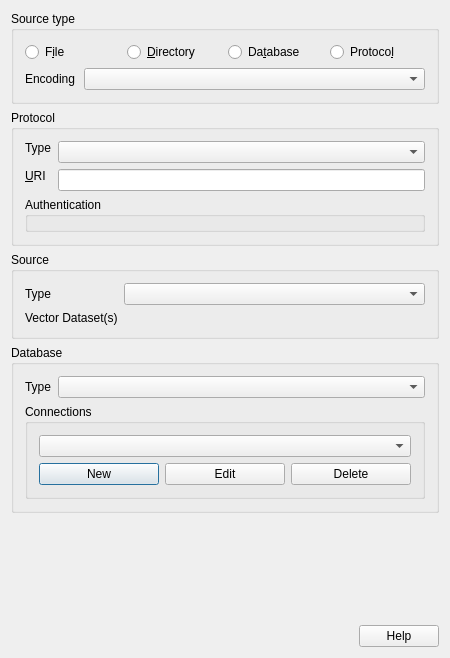
First picture: the form in src/ui/qgsogrsourceselectbase.ui, repository carsmie/QGIS, before the edit.
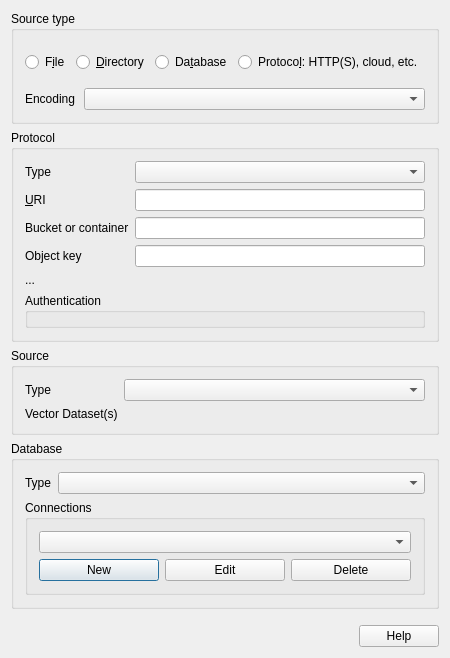
Second picture: the form after the edit. Icons and pictures are not drawn. Custom widgets are drawn as their Qt base class.

Commit message: [FEATURE][ogr/gdal] Add UI to expose HTTP(S) and cloud datasets

What changed in the file:
```diff
--- a/src/ui/qgsogrsourceselectbase.ui
+++ b/src/ui/qgsogrsourceselectbase.ui
@@ -65,10 +65,23 @@
         <item>
          <widget class="QRadioButton" name="radioSrcProtocol">
           <property name="text">
-           <string>Protoco&amp;l</string>
+           <string>Protoco&amp;l: HTTP(S), cloud, etc.</string>
           </property>
          </widget>
         </item>
+        <item>
+         <spacer name="horizontalSpacer">
+          <property name="orientation">
+           <enum>Qt::Horizontal</enum>
+          </property>
+          <property name="sizeHint" stdset="0">
+           <size>
+            <width>20</width>
+            <height>40</height>
+           </size>
+          </property>
+         </spacer>
+        </item>
        </layout>
       </item>
       <item>
@@ -113,22 +126,9 @@
       <string>Protocol</string>
      </property>
      <layout class="QGridLayout" name="gridLayout_2">
-      <item row="1" column="0" rowspan="2">
-       <widget class="QLabel" name="label">
-        <property name="text">
-         <string>&amp;URI</string>
-        </property>
-        <property name="buddy">
-         <cstring>protocolURI</cstring>
-        </property>
-       </widget>
-      </item>
-      <item row="0" column="1" rowspan="2">
+      <item row="0" column="1">
        <widget class="QComboBox" name="cmbProtocolTypes"/>
       </item>
-      <item row="2" column="1">
-       <widget class="QLineEdit" name="protocolURI"/>
-      </item>
       <item row="0" column="0">
        <widget class="QLabel" name="label_2">
         <property name="text">
@@ -136,7 +136,59 @@
         </property>
        </widget>
       </item>
-      <item row="3" column="0" colspan="2">
+      <item row="1" column="0">
+       <widget class="QLabel" name="labelProtocolURI">
+        <property name="text">
+         <string>&amp;URI</string>
+        </property>
+        <property name="buddy">
+         <cstring>protocolURI</cstring>
+        </property>
+       </widget>
+      </item>
+      <item row="1" column="1">
+       <widget class="QLineEdit" name="protocolURI"/>
+      </item>
+      <item row="2" column="0">
+       <widget class="QLabel" name="labelBucket">
+        <property name="text">
+         <string>Bucket or container</string>
+        </property>
+        <property name="buddy">
+         <cstring>mBucket</cstring>
+        </property>
+       </widget>       
+      </item>
+      <item row="2" column="1">
+       <widget class="QLineEdit" name="mBucket"/>
+      </item>
+      <item row="3" column="0">
+       <widget class="QLabel" name="labelKey">
+        <property name="text">
+         <string>Object key</string>
+        </property>
+        <property name="buddy">
+         <cstring>mKey</cstring>
+        </property>
+       </widget>       
+      </item>
+      <item row="3" column="1">
+       <widget class="QLineEdit" name="mKey"/>
+      </item>
+      <item row="4" column="0" colspan="2">
+       <widget class="QLabel" name="mAuthWarning">
+        <property name="wordWrap">
+         <bool>true</bool>
+        </property>
+        <property name="openExternalLinks">
+         <bool>true</bool>
+        </property>
+        <property name="text">
+         <string>...</string>
+        </property>
+       </widget>
+      </item>
+      <item row="5" column="0" colspan="2">
        <widget class="QGroupBox" name="mAuthGroupBox">
         <property name="title">
          <string>Authentication</string>
```
The commit also changes 11 other files.
